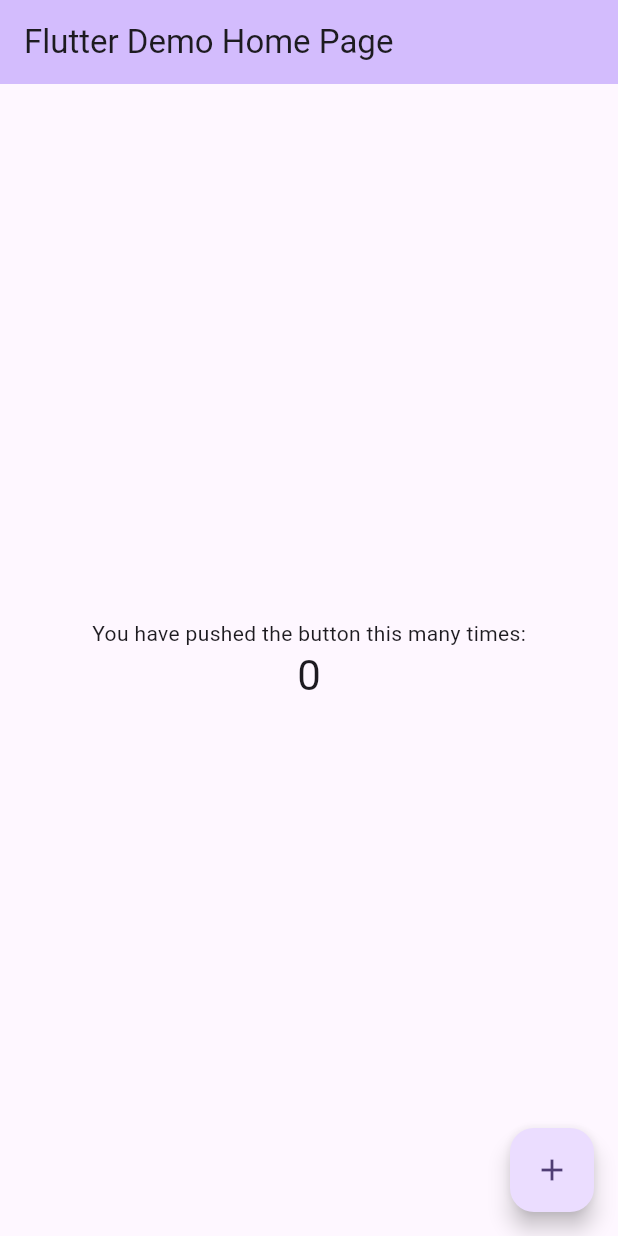
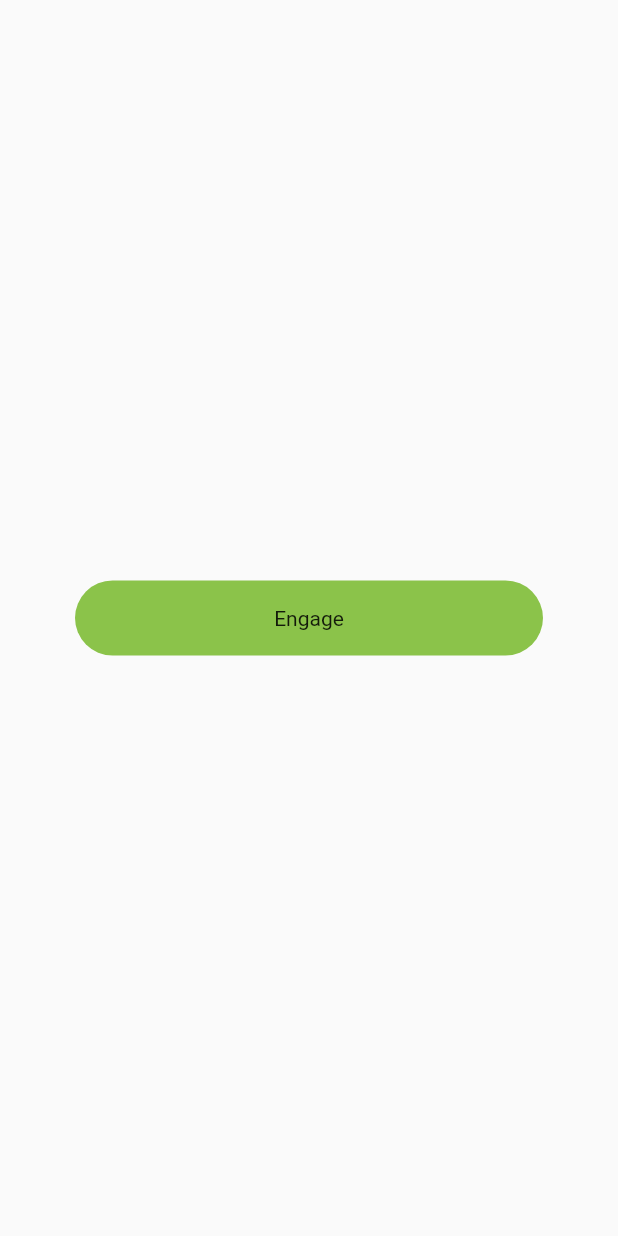
Before and after one commit to Izubrr/test_web3, a Flutter app: the screen it shows after launch, on a phone screen of 412 x 824 dp. Run offline on Flutter 3.47's test engine with Material 2 defaults, Android fonts, the light colour scheme and no system bars.

Commit message:
first commit

```diff
--- a/lib/main.dart
+++ b/lib/main.dart
@@ -1,125 +1,34 @@
 import 'package:flutter/material.dart';
 
-void main() {
-  runApp(const MyApp());
-}
+class MyButton extends StatelessWidget {
+  const MyButton({super.key});
 
-class MyApp extends StatelessWidget {
-  const MyApp({super.key});
-
-  // This widget is the root of your application.
   @override
   Widget build(BuildContext context) {
-    return MaterialApp(
-      title: 'Flutter Demo',
-      theme: ThemeData(
-        // This is the theme of your application.
-        //
-        // TRY THIS: Try running your application with "flutter run". You'll see
-        // the application has a blue toolbar. Then, without quitting the app,
-        // try changing the seedColor in the colorScheme below to Colors.green
-        // and then invoke "hot reload" (save your changes or press the "hot
-        // reload" button in a Flutter-supported IDE, or press "r" if you used
-        // the command line to start the app).
-        //
-        // Notice that the counter didn't reset back to zero; the application
-        // state is not lost during the reload. To reset the state, use hot
-        // restart instead.
-        //
-        // This works for code too, not just values: Most code changes can be
-        // tested with just a hot reload.
-        colorScheme: ColorScheme.fromSeed(seedColor: Colors.deepPurple),
-        useMaterial3: true,
+    return GestureDetector(
+      onLongPressEnd: (details) {
+        print('MyButton pressed!');
+      },
+      child: Container(
+        height: 50,
+        padding: const EdgeInsets.all(8),
+        margin: const EdgeInsets.symmetric(horizontal: 50),
+        decoration: BoxDecoration(
+            borderRadius: BorderRadius.circular(50),
+            color: Colors.lightGreen[500]),
+        child: const Center(
+          child: Text('Engage'),
+        ),
       ),
-      home: const MyHomePage(title: 'Flutter Demo Home Page'),
     );
   }
 }
 
-class MyHomePage extends StatefulWidget {
-  const MyHomePage({super.key, required this.title});
-
-  // This widget is the home page of your application. It is stateful, meaning
-  // that it has a State object (defined below) that contains fields that affect
-  // how it looks.
-
-  // This class is the configuration for the state. It holds the values (in this
-  // case the title) provided by the parent (in this case the App widget) and
-  // used by the build method of the State. Fields in a Widget subclass are
-  // always marked "final".
-
-  final String title;
-
-  @override
-  State<MyHomePage> createState() => _MyHomePageState();
+void main() {
+  runApp(const MaterialApp(
+    home: Scaffold(
+        body: Center(
+          child: MyButton(),
+    )),
+  ));
 }
-
-class _MyHomePageState extends State<MyHomePage> {
-  int _counter = 0;
-
-  void _incrementCounter() {
-    setState(() {
-      // This call to setState tells the Flutter framework that something has
-      // changed in this State, which causes it to rerun the build method below
-      // so that the display can reflect the updated values. If we changed
-      // _counter without calling setState(), then the build method would not be
-      // called again, and so nothing would appear to happen.
-      _counter++;
-    });
-  }
-
-  @override
-  Widget build(BuildContext context) {
-    // This method is rerun every time setState is called, for instance as done
-    // by the _incrementCounter method above.
-    //
-    // The Flutter framework has been optimized to make rerunning build methods
-    // fast, so that you can just rebuild anything that needs updating rather
-    // than having to individually change instances of widgets.
-    return Scaffold(
-      appBar: AppBar(
-        // TRY THIS: Try changing the color here to a specific color (to
-        // Colors.amber, perhaps?) and trigger a hot reload to see the AppBar
-        // change color while the other colors stay the same.
-        backgroundColor: Theme.of(context).colorScheme.inversePrimary,
-        // Here we take the value from the MyHomePage object that was created by
-        // the App.build method, and use it to set our appbar title.
-        title: Text(widget.title),
-      ),
-      body: Center(
-        // Center is a layout widget. It takes a single child and positions it
-        // in the middle of the parent.
-        child: Column(
-          // Column is also a layout widget. It takes a list of children and
-          // arranges them vertically. By default, it sizes itself to fit its
-          // children horizontally, and tries to be as tall as its parent.
-          //
-          // Column has various properties to control how it sizes itself and
-          // how it positions its children. Here we use mainAxisAlignment to
-          // center the children vertically; the main axis here is the vertical
-          // axis because Columns are vertical (the cross axis would be
-          // horizontal).
-          //
-          // TRY THIS: Invoke "debug painting" (choose the "Toggle Debug Paint"
-          // action in the IDE, or press "p" in the console), to see the
-          // wireframe for each widget.
-          mainAxisAlignment: MainAxisAlignment.center,
-          children: <Widget>[
-            const Text(
-              'You have pushed the button this many times:',
-            ),
-            Text(
-              '$_counter',
-              style: Theme.of(context).textTheme.headlineMedium,
-            ),
-          ],
-        ),
-      ),
-      floatingActionButton: FloatingActionButton(
-        onPressed: _incrementCounter,
-        tooltip: 'Increment',
-        child: const Icon(Icons.add),
-      ), // This trailing comma makes auto-formatting nicer for build methods.
-    );
-  }
-}
```
Also changed, not shown: 1 other file.
